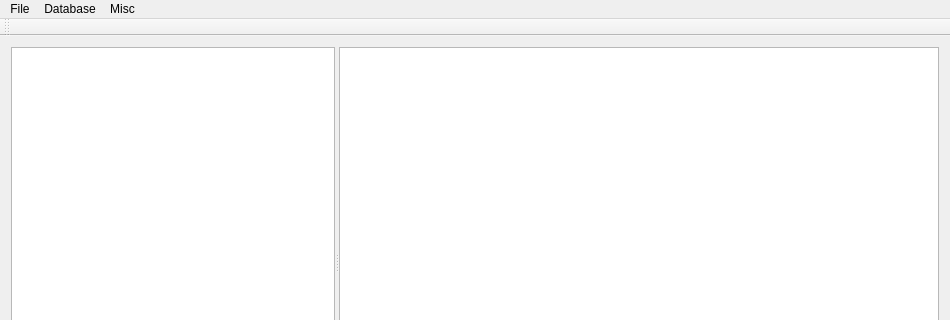
Before: the Qt Designer form organisermain.ui in mukoan/ReferenceOrganiser, drawn with Qt 5; both pictures show x 0 to 950 and y 0 to 320 of the 950 by 594 pixel window.
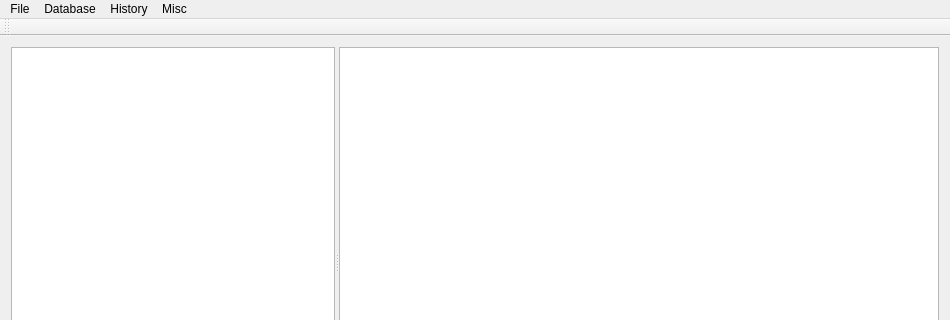
After: the same form once the commit is applied. Custom widgets are drawn as their Qt base class.

Commit message: Added history menu, save and load history #46.

What changed in the file:
```diff
--- a/organisermain.ui
+++ b/organisermain.ui
@@ -427,8 +427,14 @@
     <addaction name="actionLoad_Previous_Database"/>
     <addaction name="actionSave_As"/>
    </widget>
+   <widget class="QMenu" name="menuHistory">
+    <property name="title">
+     <string>History</string>
+    </property>
+   </widget>
    <addaction name="menuPreferences"/>
    <addaction name="menuDatabase"/>
+   <addaction name="menuHistory"/>
    <addaction name="menuMisc"/>
   </widget>
   <widget class="QToolBar" name="mainToolBar">
```
Left out of the diff: 3 changed lines with no effect on the pictures. The commit also changes 5 other files.
